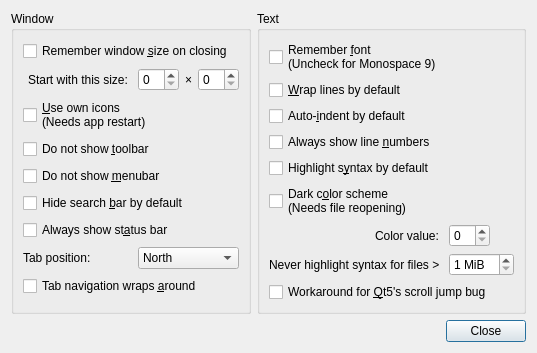
vecnathewhisperd0/FeatherPad, file featherpad/predDialog.ui: the form before one commit.
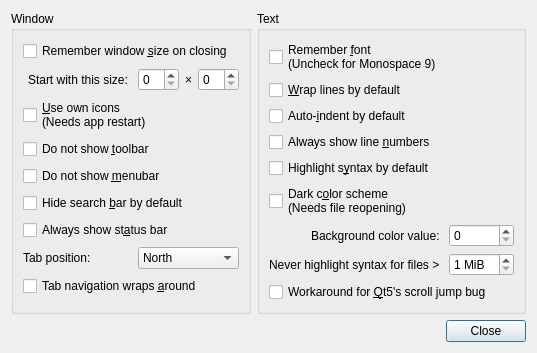
The form after the commit.

Commit message: Better layout for Preferences dialog

What changed in the file:
```diff
--- a/featherpad/predDialog.ui
+++ b/featherpad/predDialog.ui
@@ -169,7 +169,7 @@
       <string>Text</string>
      </property>
      <layout class="QGridLayout" name="gridLayout_3">
-      <item row="0" column="0">
+      <item row="0" column="0" colspan="2">
        <widget class="QCheckBox" name="fontBox">
         <property name="text">
          <string>Remember &amp;font
@@ -222,14 +222,14 @@
 The default value is 15.</string>
         </property>
         <property name="text">
-         <string>Color value: </string>
+         <string>Background color value: </string>
         </property>
         <property name="indent">
          <number>5</number>
         </property>
        </widget>
       </item>
-      <item row="6" column="1" alignment="Qt::AlignLeft">
+      <item row="6" column="1">
        <widget class="QSpinBox" name="darknessSpin">
         <property name="toolTip">
          <string>The color value of the dark background.
@@ -262,6 +262,19 @@
         </property>
        </widget>
       </item>
+      <item row="7" column="2">
+       <spacer name="horizontalSpacer_2">
+        <property name="orientation">
+         <enum>Qt::Horizontal</enum>
+        </property>
+        <property name="sizeHint" stdset="0">
+         <size>
+          <width>5</width>
+          <height>5</height>
+         </size>
+        </property>
+       </spacer>
+      </item>
       <item row="8" column="0" colspan="2">
        <widget class="QCheckBox" name="scrollBox">
         <property name="toolTip">
```
Left out of the diff: 15 changed lines with no effect on the pictures. The commit also changes 3 other files.
